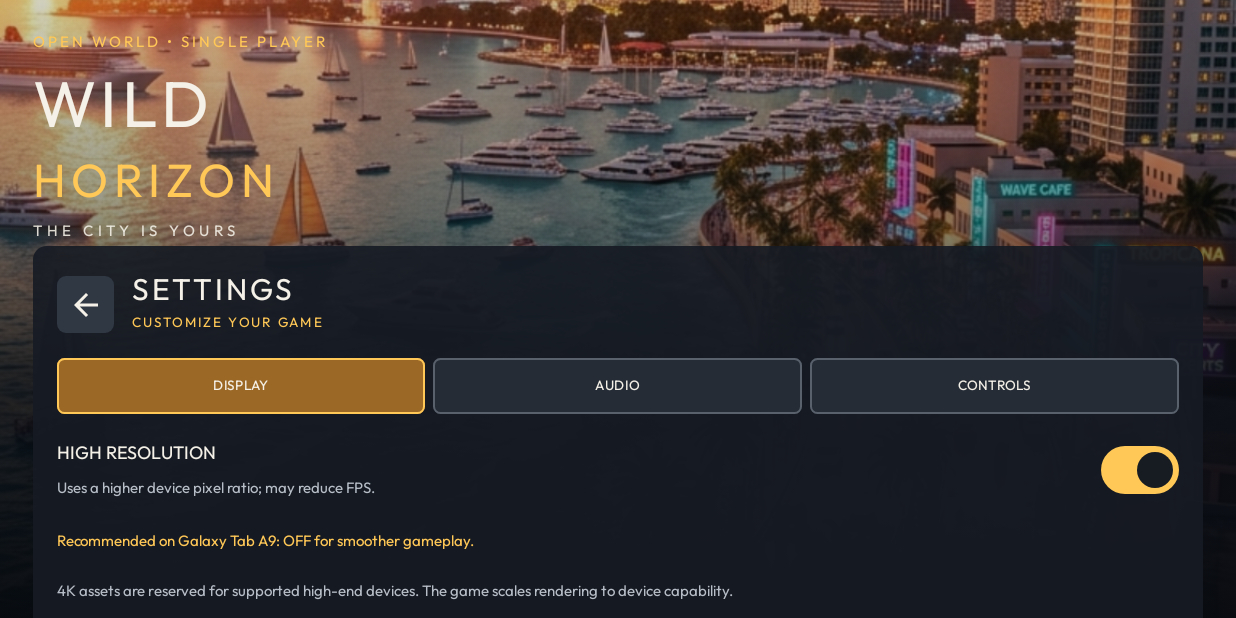
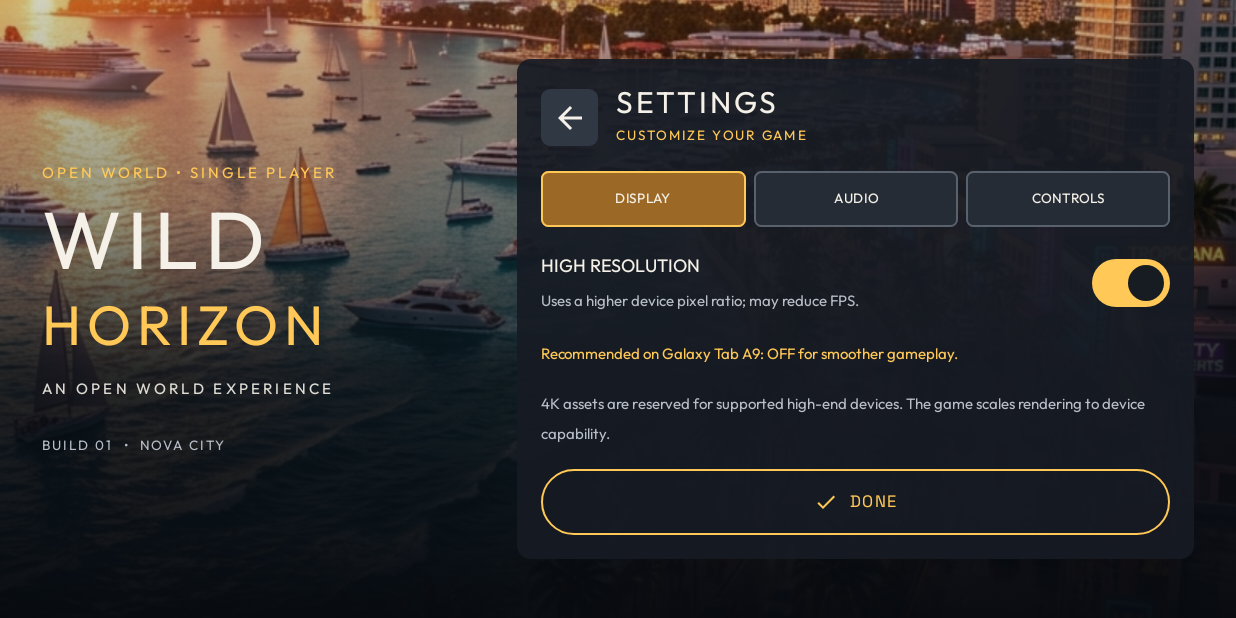
Before and after one commit to akarshbantu58-hub/Project-Vormor, an Android app built with Jetpack Compose: the composable SplashOverlay called with empty values, after a tap on "SETTINGS", on a phone screen of 824 x 412 dp (held sideways). Run offline under Robolectric (Android 15) with nearby library versions, the phone set to English and light mode, and no system bars; 3 statements that could not run were skipped.

Commit message:
Redesign WILD HORIZON cinematic menu for landscape tablets

```diff
--- a/app/src/main/java/com/example/ui/screens/SplashOverlay.kt
+++ b/app/src/main/java/com/example/ui/screens/SplashOverlay.kt
@@ -86,6 +86,7 @@ fun SplashOverlay(
 ) {
     var showSettings by remember { mutableStateOf(false) }
     var selectedSettingsTab by remember { mutableIntStateOf(0) }
+    var showCredits by remember { mutableStateOf(false) }
 
     BackHandler(enabled = showSettings) { showSettings = false }
 
@@ -107,88 +108,64 @@ fun SplashOverlay(
             )
         )
 
-        Column(
+        Row(
             modifier = Modifier.fillMaxSize().windowInsetsPadding(WindowInsets.safeDrawing)
-                .verticalScroll(rememberScrollState())
-                .padding(horizontal = 22.dp, vertical = 18.dp),
-            verticalArrangement = Arrangement.SpaceBetween
+                .padding(horizontal = 28.dp, vertical = 18.dp),
+            verticalAlignment = Alignment.CenterVertically,
+            horizontalArrangement = Arrangement.spacedBy(28.dp)
         ) {
-            Column(verticalArrangement = Arrangement.spacedBy(4.dp)) {
+            Column(Modifier.weight(0.78f), verticalArrangement = Arrangement.Center) {
                 Text("OPEN WORLD • SINGLE PLAYER", color = MenuGold, fontSize = 10.sp, fontWeight = FontWeight.Bold, letterSpacing = 2.sp)
-                Text("WILD", color = MenuText, fontSize = 43.sp, lineHeight = 44.sp, fontWeight = FontWeight.Black, letterSpacing = 3.sp)
-                Text("HORIZON", color = MenuGold, fontSize = 31.sp, lineHeight = 34.sp, fontWeight = FontWeight.ExtraBold, letterSpacing = 4.sp)
-                Text("THE CITY IS YOURS", color = MenuText.copy(alpha = 0.88f), fontSize = 10.sp, letterSpacing = 3.sp)
+                Text("WILD", color = MenuText, fontSize = 54.sp, lineHeight = 56.sp, fontWeight = FontWeight.Black, letterSpacing = 4.sp)
+                Text("HORIZON", color = MenuGold, fontSize = 37.sp, lineHeight = 40.sp, fontWeight = FontWeight.ExtraBold, letterSpacing = 4.sp)
+                Spacer(Modifier.height(9.dp))
+                Text("AN OPEN WORLD EXPERIENCE", color = MenuText.copy(alpha = 0.9f), fontSize = 10.sp, letterSpacing = 2.2.sp)
+                Spacer(Modifier.height(18.dp))
+                Text("BUILD 01  •  NOVA CITY", color = MenuMuted, fontSize = 9.sp, letterSpacing = 1.5.sp)
             }
-
-            if (showSettings) {
-                SettingsPanel(
-                    selectedTab = selectedSettingsTab,
-                    onTabChange = { selectedSettingsTab = it },
-                    settings = settings,
-                    onSensitivityChange = onSensitivityChange,
-                    onAudioToggle = onAudioToggle,
-                    onHighResToggle = onHighResToggle,
-                    onBack = { showSettings = false }
-                )
-            } else {
-                Column(verticalArrangement = Arrangement.spacedBy(10.dp)) {
+            Column(Modifier.weight(1.22f).verticalScroll(rememberScrollState()), verticalArrangement = Arrangement.spacedBy(8.dp)) {
+                if (showSettings) {
+                    SettingsPanel(
+                        selectedTab = selectedSettingsTab, onTabChange = { selectedSettingsTab = it },
+                        settings = settings, onSensitivityChange = onSensitivityChange,
+                        onAudioToggle = onAudioToggle, onHighResToggle = onHighResToggle,
+                        onBack = { showSettings = false }
+                    )
+                } else {
                     Text("MAIN MENU", color = MenuGold, fontSize = 11.sp, fontWeight = FontWeight.Bold, letterSpacing = 2.sp)
-                    MenuAction(
-                        title = "START GAME",
-                        subtitle = "Enter the open world",
-                        icon = Icons.Filled.PlayArrow,
-                        highlighted = true,
-                        onClick = onLaunchClick,
-                        enabled = engineStatus == EngineStatus.READY,
-                        tag = "launch_city_button"
-                    )
-                    MenuAction(
-                        title = "SETTINGS",
-                        subtitle = "Display, audio and controls",
-                        icon = Icons.Filled.Settings,
-                        onClick = { showSettings = true },
-                        tag = "open_settings_button"
-                    )
-                    MenuAction(
-                        title = "CONTROLS",
-                        subtitle = "Movement and camera guide",
-                        icon = Icons.Filled.Gamepad,
-                        onClick = { selectedSettingsTab = 2; showSettings = true },
-                        tag = "open_controls_button"
-                    )
-
-                    when (engineStatus) {
-                        EngineStatus.LOADING -> Row(
-                            modifier = Modifier.fillMaxWidth().padding(top = 5.dp),
-                            verticalAlignment = Alignment.CenterVertically,
-                            horizontalArrangement = Arrangement.Center
-                        ) {
-                            CircularProgressIndicator(color = MenuGold, strokeWidth = 2.dp, modifier = Modifier.size(17.dp))
-                            Spacer(Modifier.width(10.dp))
-                            Text("LOADING CITY ENGINE…", color = MenuMuted, fontSize = 11.sp)
-                        }
-                        EngineStatus.ERROR -> Column(verticalArrangement = Arrangement.spacedBy(8.dp)) {
-                            Text(engineErrorMessage ?: "The city could not be loaded.", color = Color(0xFFFF8B7D), fontSize = 12.sp)
-                            OutlinedButton(onClick = onRetryClick, modifier = Modifier.fillMaxWidth().testTag("retry_engine_button")) {
-                                Icon(Icons.Filled.Refresh, null)
-                                Spacer(Modifier.width(8.dp))
-                                Text("RETRY")
+                    MenuAction("NEW GAME", "Start a new city session", Icons.Filled.PlayArrow, true, engineStatus == EngineStatus.READY, "launch_city_button", onLaunchClick)
+                    MenuAction("CONTINUE", "Continue into Nova City", Icons.Filled.PlayArrow, enabled = engineStatus == EngineStatus.READY, tag = "continue_city_button", onClick = onLaunchClick)
+                    MenuAction("LOAD GAME", "Open the current game session", Icons.Filled.Refresh, enabled = engineStatus == EngineStatus.READY, tag = "load_game_button", onClick = onLaunchClick)
+                    MenuAction("SETTINGS", "Display, audio and controls", Icons.Filled.Settings, tag = "open_settings_button", onClick = { showSettings = true })
+                    MenuAction("GAME CONTROLS", "Movement and camera guide", Icons.Filled.Gamepad, tag = "open_controls_button", onClick = { selectedSettingsTab = 2; showSettings = true })
+                    MenuAction("CREDITS", "WILD HORIZON development", Icons.Filled.Info, tag = "credits_button", onClick = { showCredits = !showCredits })
+                    if (showCredits) {
+                        Surface(color = MenuPanel, shape = RoundedCornerShape(7.dp), border = BorderStroke(1.dp, MenuLine)) {
+                            Column(Modifier.fillMaxWidth().padding(12.dp)) {
+                                Text("WILD HORIZON", color = MenuGold, fontWeight = FontWeight.Bold, fontSize = 12.sp)
+                                Text("An independent open-world game project.", color = MenuText, fontSize = 10.sp)
+                                Text("Built with Android, Kotlin, Jetpack Compose and Three.js.", color = MenuMuted, fontSize = 9.sp)
                             }
                         }
-                        EngineStatus.READY -> Text("CITY ENGINE READY  •  TOUCH TO BEGIN", color = Color(0xFFB6D7C4), fontSize = 10.sp, letterSpacing = 1.sp, modifier = Modifier.align(Alignment.CenterHorizontally))
+                    }
+                    when (engineStatus) {
+                        EngineStatus.LOADING -> Row(verticalAlignment = Alignment.CenterVertically, horizontalArrangement = Arrangement.Center, modifier = Modifier.fillMaxWidth().padding(5.dp)) {
+                            CircularProgressIndicator(color = MenuGold, strokeWidth = 2.dp, modifier = Modifier.size(16.dp))
+                            Spacer(Modifier.width(9.dp))
+                            Text("LOADING CITY ENGINE…", color = MenuMuted, fontSize = 10.sp)
+                        }
+                        EngineStatus.ERROR -> Column(verticalArrangement = Arrangement.spacedBy(7.dp)) {
+                            Text(engineErrorMessage ?: "The city could not be loaded.", color = Color(0xFFFF8B7D), fontSize = 11.sp)
+                            OutlinedButton(onClick = onRetryClick, modifier = Modifier.fillMaxWidth().testTag("retry_engine_button")) {
+                                Icon(Icons.Filled.Refresh, null); Spacer(Modifier.width(8.dp)); Text("RETRY")
+                            }
+                        }
+                        EngineStatus.READY -> Text("CITY ENGINE READY  •  TOUCH TO BEGIN", color = Color(0xFFB6D7C4), fontSize = 9.sp, letterSpacing = 1.sp, modifier = Modifier.align(Alignment.CenterHorizontally))
                     }
                 }
             }
+        }
 
-            Row(
-                modifier = Modifier.fillMaxWidth().padding(top = 14.dp),
-                horizontalArrangement = Arrangement.SpaceBetween,
-                verticalAlignment = Alignment.CenterVertically
-            ) {
-                Text("WILD HORIZON  •  BUILD 01", color = MenuMuted, fontSize = 9.sp, letterSpacing = 1.sp)
-                Text("PORTRAIT EDITION", color = MenuGold, fontSize = 9.sp, letterSpacing = 1.sp)
-            }
-        }
     }
 }
 
```
